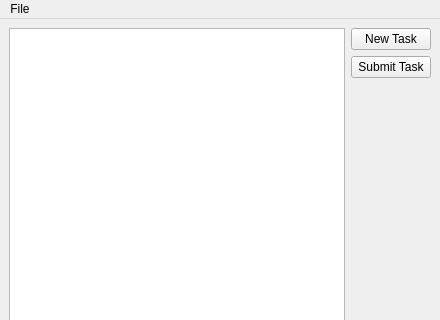
Old version of the form source/src/ui/task/project_view.ui in the repository RosettaCommons/rosetta; both pictures show x 0 to 440 and y 0 to 320 of the 440 by 576 pixel window.
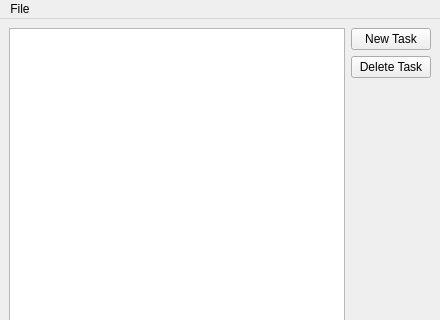
New version of the form.

```diff
--- a/source/src/ui/task/project_view.ui
+++ b/source/src/ui/task/project_view.ui
@@ -48,7 +48,7 @@
       <item>
        <widget class="QPushButton" name="submit">
         <property name="text">
-         <string>Submit Task</string>
+         <string>Delete Task</string>
         </property>
        </widget>
       </item>
```
Left out of the diff: 30 changed lines with no effect on the pictures.
